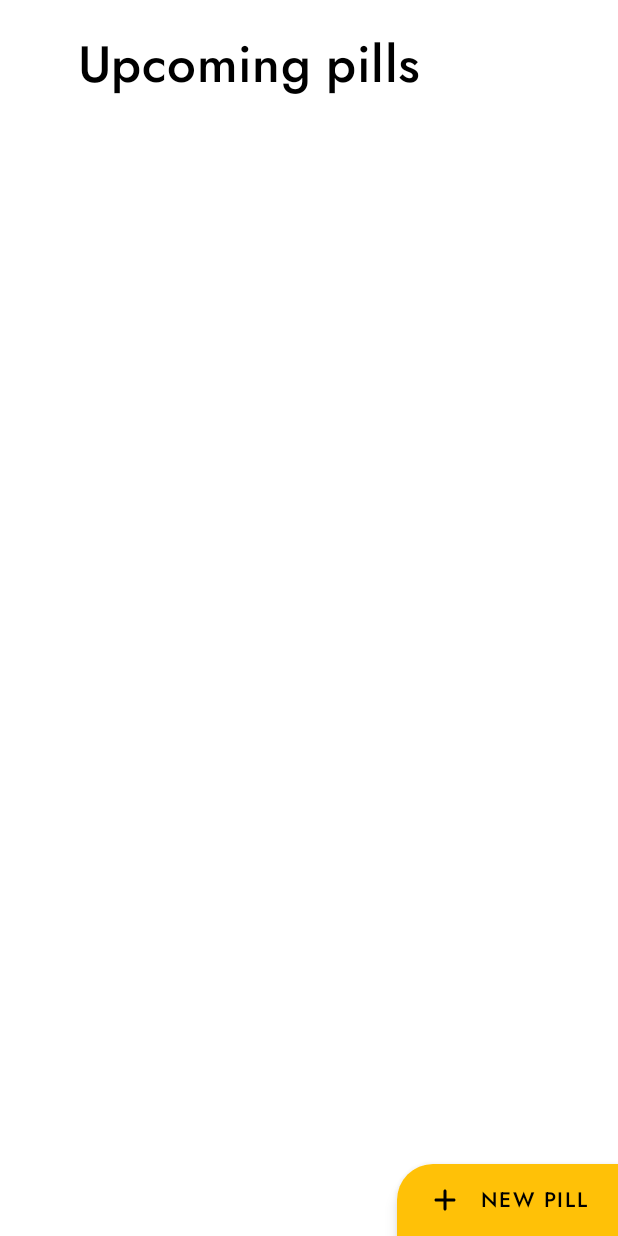
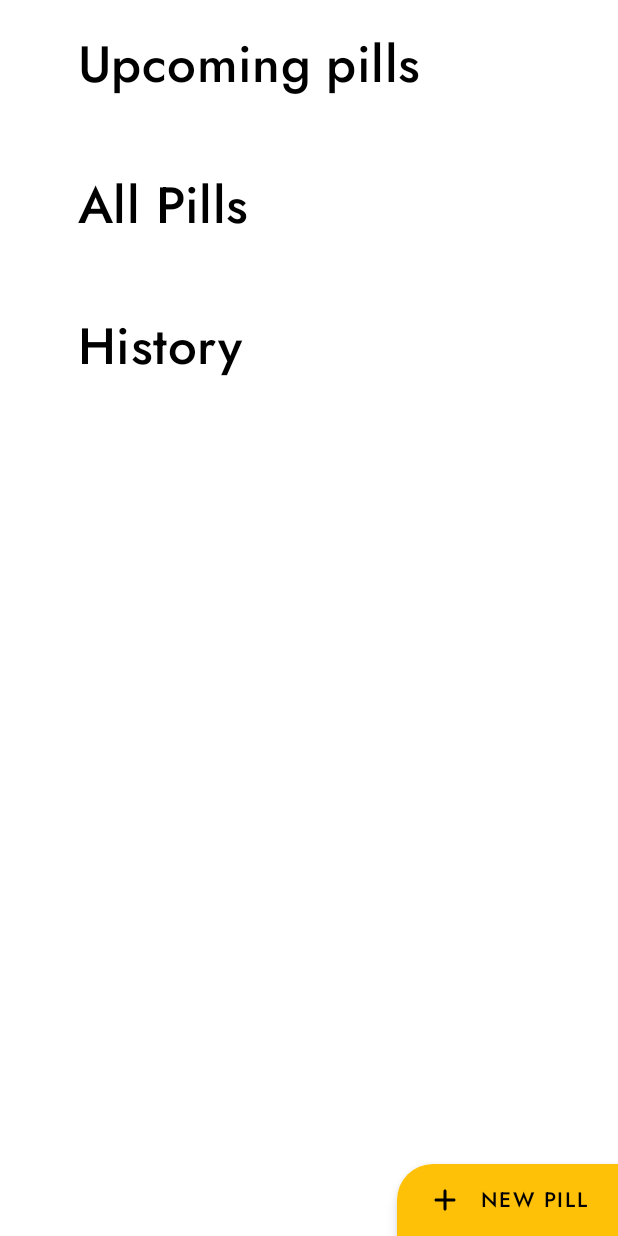
Before and after one commit to vojta-horanek/take-your-pill, an Android app: the screen it shows after launch (MainActivity), on a phone screen of 412 x 824 dp. Run offline under Robolectric (Android 15) with nearby library versions, the phone set to English and light mode, and no system bars; our stand-ins replace Dagger/Hilt's generated code, Room's generated code, data binding, navigation-ui; libraries missing offline, so code that uses them is left out: androidx.hilt.lifecycle.

Commit message:
Implemented sectioned home

```diff
--- a/app/src/main/java/eu/vojtechh/takeyourpill/adapter/PillAdapter.kt
+++ b/app/src/main/java/eu/vojtechh/takeyourpill/adapter/PillAdapter.kt
@@ -8,7 +8,8 @@ import eu.vojtechh.takeyourpill.databinding.PillItemLayoutBinding
 import eu.vojtechh.takeyourpill.model.Pill
 
 class PillAdapter(
-    private val listener: PillAdapterListener
+    private val listener: PillAdapterListener,
+    private val sectionPrefix: String
 ) : ListAdapter<Pill, PillViewHolder>(Pill.DiffCallback) {
 
     interface PillAdapterListener {
@@ -16,7 +17,7 @@ class PillAdapter(
     }
 
     override fun onBindViewHolder(holder: PillViewHolder, position: Int) {
-        holder.bind(getItem(position))
+        holder.bind(getItem(position), sectionPrefix)
     }
 
     override fun onCreateViewHolder(parent: ViewGroup, viewType: Int): PillViewHolder {
--- a/app/src/main/java/eu/vojtechh/takeyourpill/adapter/PillViewHolder.kt
+++ b/app/src/main/java/eu/vojtechh/takeyourpill/adapter/PillViewHolder.kt
@@ -12,8 +12,9 @@ class PillViewHolder(
         binding.listener = listener
     }
 
-    fun bind(pill: Pill) {
+    fun bind(pill: Pill, sectionPrefix: String) {
         binding.pill = pill
+        binding.transitionId = "$sectionPrefix${pill.id}"
         binding.executePendingBindings()
     }
 }
--- a/app/src/main/java/eu/vojtechh/takeyourpill/database/PillDao.kt
+++ b/app/src/main/java/eu/vojtechh/takeyourpill/database/PillDao.kt
@@ -12,6 +12,10 @@ interface PillDao {
     @Query("SELECT * FROM pill")
     fun getAll(): LiveData<List<Pill>>
 
+    // TODO Actually get upcoming
+    @Query("SELECT * FROM pill LIMIT 3")
+    fun getUpcoming(): LiveData<List<Pill>>
+
     @Query("SELECT * FROM pill WHERE id = (:pillId)")
     fun getById(pillId: Int): LiveData<Pill>
 
--- a/app/src/main/java/eu/vojtechh/takeyourpill/fragment/EditFragment.kt
+++ b/app/src/main/java/eu/vojtechh/takeyourpill/fragment/EditFragment.kt
@@ -37,7 +37,11 @@ class EditFragment : Fragment(R.layout.edit_fragment) {
 
     override fun onActivityCreated(savedInstanceState: Bundle?) {
         super.onActivityCreated(savedInstanceState)
-        model.addDummyPill()
+    }
+
+    override fun onPause() {
+        super.onPause()
+        model.addDummyPill(view.nameInput.text.toString())
     }
 
 }
--- a/app/src/main/java/eu/vojtechh/takeyourpill/fragment/HomeFragment.kt
+++ b/app/src/main/java/eu/vojtechh/takeyourpill/fragment/HomeFragment.kt
@@ -50,9 +50,20 @@ class HomeFragment : Fragment(R.layout.home_fragment), PillAdapter.PillAdapterLi
         super.onActivityCreated(savedInstanceState)
         setHasOptionsMenu(true)
 
-        val pillsAdapter = PillAdapter(this)
+        // The prefixes can be whatever, they just must differ
+        // - it makes the transition animation work even when the items have the same IDs
+        val upcomingPillsAdapter = PillAdapter(this, "upcoming")
+        val pillsAdapter = PillAdapter(this, "all")
+        // Is this the way to do it?
         val concatAdapter =
-            ConcatAdapter(HeaderAdapter(getString(R.string.upcoming_pills)), pillsAdapter)
+            ConcatAdapter(
+                HeaderAdapter(getString(R.string.upcoming_pills)),
+                upcomingPillsAdapter,
+                HeaderAdapter(getString(R.string.all_pills)),
+                pillsAdapter,
+                HeaderAdapter(getString(R.string.history))
+                //TODO Add history adapter
+            )
         view.recyclerHome.run {
             adapter = concatAdapter
 
@@ -72,6 +83,10 @@ class HomeFragment : Fragment(R.layout.home_fragment), PillAdapter.PillAdapterLi
 
         model.allPills.observe(viewLifecycleOwner, {
             pillsAdapter.submitList(it)
+        })
+
+        model.upcomingPills.observe(viewLifecycleOwner, {
+            upcomingPillsAdapter.submitList(it)
         })
     }
 
--- a/app/src/main/java/eu/vojtechh/takeyourpill/repository/PillRepository.kt
+++ b/app/src/main/java/eu/vojtechh/takeyourpill/repository/PillRepository.kt
@@ -8,6 +8,7 @@ class PillRepository @Inject constructor(
     private val pillDao: PillDao
 ) {
     fun getAllPills() = pillDao.getAll()
+    fun getUpcomingPills() = pillDao.getUpcoming()
     fun getPill(pillId: Int) = pillDao.getById(pillId)
     suspend fun deletePill(pill: Pill) = pillDao.delete(pill)
     suspend fun insertPill(pill: Pill) = pillDao.insert(pill)
--- a/app/src/main/java/eu/vojtechh/takeyourpill/viewmodel/EditViewModel.kt
+++ b/app/src/main/java/eu/vojtechh/takeyourpill/viewmodel/EditViewModel.kt
@@ -15,10 +15,10 @@ class EditViewModel @ViewModelInject constructor(
     private val pillRepository: PillRepository
 ) : ViewModel() {
     // TODO: Implement the ViewModel
-    fun addDummyPill() = viewModelScope.launch(Dispatchers.IO) {
+    fun addDummyPill(name: String) = viewModelScope.launch(Dispatchers.IO) {
         pillRepository.insertPill(
             Pill(
-                "DummyPill",
+                if (name.isBlank()) "DummyPill" else name,
                 "This pill has a long description",
                 null,
                 PillColor(R.drawable.dot_blue),
--- a/app/src/main/java/eu/vojtechh/takeyourpill/viewmodel/HomeViewModel.kt
+++ b/app/src/main/java/eu/vojtechh/takeyourpill/viewmodel/HomeViewModel.kt
@@ -8,5 +8,6 @@ class HomeViewModel @ViewModelInject constructor(
     private val pillRepository: PillRepository
 ) : ViewModel() {
     val allPills = pillRepository.getAllPills()
+    val upcomingPills = pillRepository.getUpcomingPills()
     var isReturningFromEdit = false
 }
--- a/app/src/main/res/layout/edit_fragment.xml
+++ b/app/src/main/res/layout/edit_fragment.xml
@@ -28,7 +28,8 @@
                 android:hint="Name"
                 app:layout_constraintEnd_toEndOf="parent"
                 app:layout_constraintStart_toStartOf="parent"
-                app:layout_constraintTop_toTopOf="parent" />
+                app:layout_constraintTop_toTopOf="parent"
+                android:id="@+id/nameInput" />
 
         </androidx.constraintlayout.widget.ConstraintLayout>
     </com.google.android.material.card.MaterialCardView>
--- a/app/src/main/res/values/strings.xml
+++ b/app/src/main/res/values/strings.xml
@@ -5,15 +5,13 @@
     <string name="settings">Settings</string>
     <string name="fab_add_new_pill">New pill</string>
     <string name="about">About</string>
-    <string name="upcoming">Upcoming</string>
     <string name="edit">Edit</string>
     <string name="details">Details</string>
     <string name="pills">Pills</string>
     <string name="alarm_settings">Use alarm-like alert style</string>
-
-
     <string name="pill_item_transition_name" translatable="false">pill_item_%1$s</string>
     <string name="pill_details_transition_name" translatable="false">pill_item_detail</string>
     <string name="color">Color</string>
     <string name="upcoming_pills">Upcoming pills</string>
+    <string name="all_pills">All Pills</string>
 </resources>
```
Also changed, not shown: app/src/main/res/layout/pill_item_layout.xml (+6 -1 lines), 1 other file.
